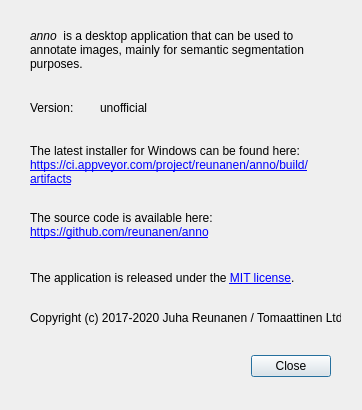
Above: about.ui from reunanen/anno before the change. Below: the same form after it.
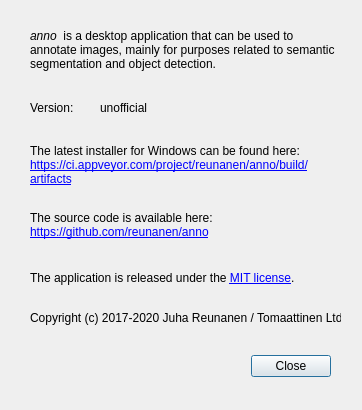
That is the form after the change.

Commit message: Update about-box text to include object detection

Patch:
```diff
--- a/about.ui
+++ b/about.ui
@@ -42,7 +42,7 @@
     </rect>
    </property>
    <property name="text">
-    <string>&lt;html&gt;&lt;head/&gt;&lt;body&gt;&lt;p&gt;&lt;span style=&quot; font-style:italic;&quot;&gt;anno&lt;/span&gt; &amp;nbsp;is a desktop application that can be used to annotate images, mainly for semantic segmentation purposes.&lt;/p&gt;&lt;/body&gt;&lt;/html&gt;</string>
+    <string>&lt;html&gt;&lt;head/&gt;&lt;body&gt;&lt;p&gt;&lt;span style=&quot; font-style:italic;&quot;&gt;anno&lt;/span&gt; &amp;nbsp;is a desktop application that can be used to annotate images, mainly for purposes related to semantic segmentation and object detection.&lt;/p&gt;&lt;/body&gt;&lt;/html&gt;</string>
    </property>
    <property name="textFormat">
     <enum>Qt::AutoText</enum>
```
